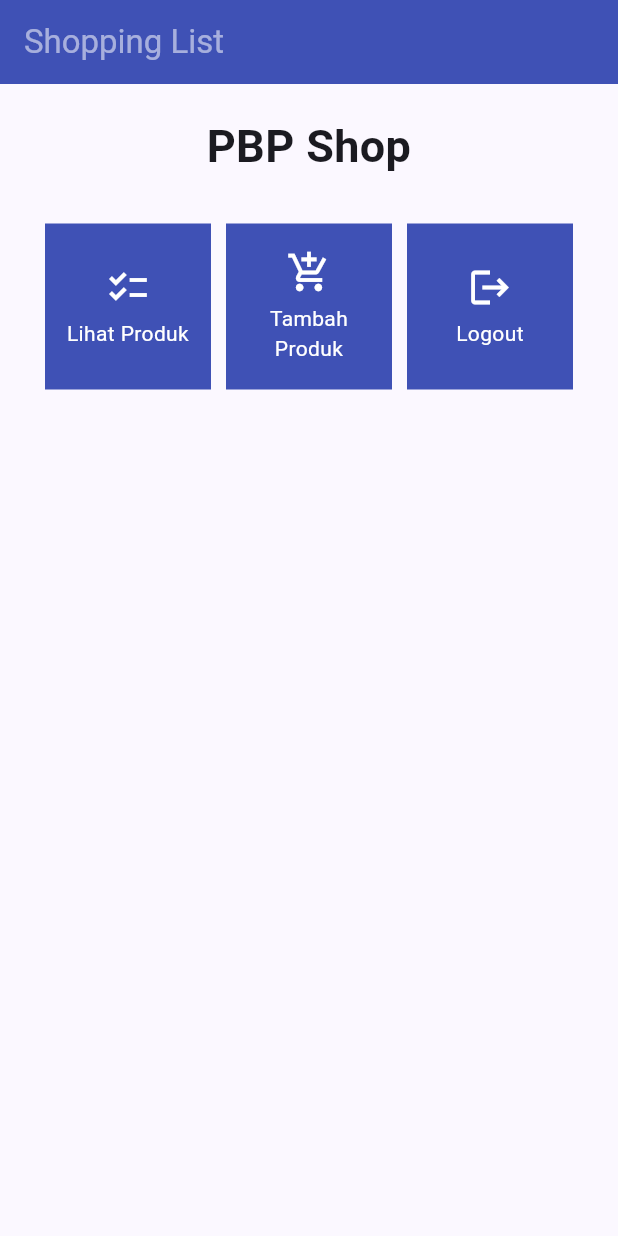
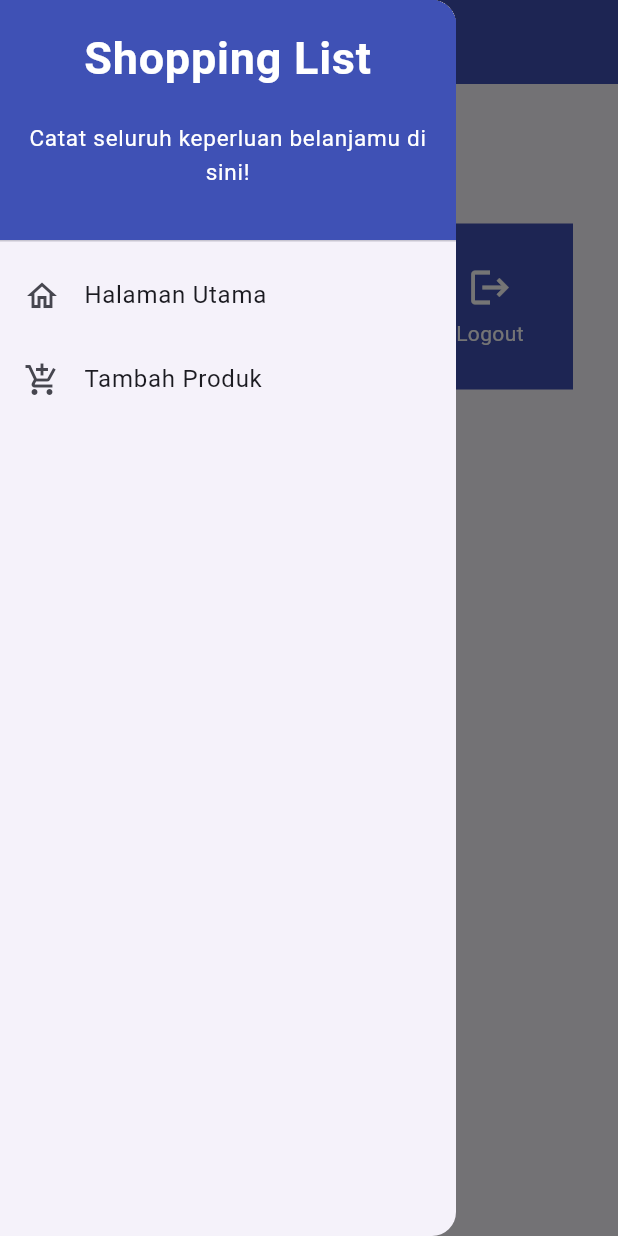
Before and after one commit to mnqrt/shopping-list-mobile, a Flutter app: the screen it shows after launch, with the side drawer open (before the commit the screen has no drawer), on a phone screen of 412 x 824 dp. Run offline on Flutter 3.47's test engine with Material 2 defaults, Android fonts, the phone set to English and light mode, and no system bars.

Commit message:
Selesai Tutorial 7

```diff
--- a/lib/main.dart
+++ b/lib/main.dart
@@ -1,5 +1,5 @@
 import 'package:flutter/material.dart';
-import 'package:shopping_list/menu.dart';
+import 'package:shopping_list/screens/menu.dart';
 
 void main() {
   runApp(const MyApp());
--- a/lib/menu.dart
+++ b/lib/screens/menu.dart
@@ -1,13 +1,11 @@
 import 'package:flutter/material.dart';
+// Impor drawer widget
+import 'package:shopping_list/widgets/left_drawer.dart';
+import 'package:shopping_list/screens/shoplist_form.dart';
+import 'package:shopping_list/widgets/shop_card.dart';
 
 class MyHomePage extends StatelessWidget {
-  MyHomePage ({Key? key}) : super(key: key);
-
-	final List<ShopItem> items = [
-    ShopItem("Lihat Produk", Icons.checklist),
-    ShopItem("Tambah Produk", Icons.add_shopping_cart),
-    ShopItem("Logout", Icons.logout),
-	];
+  MyHomePage({Key? key}) : super(key: key);
 
   // This widget is the home page of your application. It is stateful, meaning
   // that it has a State object (defined below) that contains fields that affect
@@ -17,17 +15,30 @@ class MyHomePage extends StatelessWidget {
   // case the title) provided by the parent (in this case the App widget) and
   // used by the build method of the State. Fields in a Widget subclass are
   // always marked "final".
+  final List<ShopItem> items = [
+    ShopItem("Lihat Produk", Icons.checklist),
+    ShopItem("Tambah Produk", Icons.add_shopping_cart),
+    ShopItem("Logout", Icons.logout),
+  ];
 
   @override
   Widget build(BuildContext context) {
-		return Scaffold(
+    // This method is rerun every time setState is called, for instance as done
+    // by the _incrementCounter method above.
+    //
+    // The Flutter framework has been optimized to make rerunning build methods
+    // fast, so that you can just rebuild anything that needs updating rather
+    // than having to individually change instances of widgets.
+    return Scaffold(
       appBar: AppBar(
         title: const Text(
           'Shopping List',
-					style: TextStyle(color: Colors.white54),
         ),
-				backgroundColor: Colors.indigo,
+        backgroundColor: Colors.indigo,
+        foregroundColor: Colors.white,
       ),
+      // Masukkan drawer sebagai parameter nilai drawer dari widget Scaffold
+      drawer: const LeftDrawer(),
       body: SingleChildScrollView(
         // Widget wrapper yang dapat discroll
         child: Padding(
@@ -67,56 +78,5 @@ class MyHomePage extends StatelessWidget {
       ),
     );
   }
+
 }
-
-class ShopItem {
-  final String name;
-  final IconData icon;
-
-  ShopItem(this.name, this.icon);
-}
-
-class ShopCard extends StatelessWidget {
-  final ShopItem item;
-
-  const ShopCard(this.item, {super.key}); // Constructor
-
-  @override
-  Widget build(BuildContext context) {
-    return Material(
-      color: Colors.indigo,
-      child: InkWell(
-        // Area responsive terhadap sentuhan
-        onTap: () {
-          // Memunculkan SnackBar ketika diklik
-          ScaffoldMessenger.of(context)
-            ..hideCurrentSnackBar()
-            ..showSnackBar(SnackBar(
-                content: Text("Kamu telah menekan tombol ${item.name}!")));
-        },
-        child: Container(
-          // Container untuk menyimpan Icon dan Text
-          padding: const EdgeInsets.all(8),
-          child: Center(
-            child: Column(
-              mainAxisAlignment: MainAxisAlignment.center,
-              children: [
-                Icon(
-                  item.icon,
-                  color: Colors.white,
-                  size: 30.0,
-                ),
-                const Padding(padding: EdgeInsets.all(3)),
-                Text(
-                  item.name,
-                  textAlign: TextAlign.center,
-                  style: const TextStyle(color: Colors.white),
-                ),
-              ],
-            ),
-          ),
-        ),
-      ),
-    );
-  }
-}
--- /dev/null
+++ b/lib/widgets/left_drawer.dart
@@ -0,0 +1,69 @@
+import 'package:flutter/material.dart';
+import 'package:shopping_list/screens/menu.dart';
+import 'package:shopping_list/screens/shoplist_form.dart';
+// TODO: Impor halaman ShopFormPage jika sudah dibuat
+
+class LeftDrawer extends StatelessWidget {
+  const LeftDrawer({super.key});
+
+  @override
+  Widget build(BuildContext context) {
+    return Drawer(
+      child: ListView(
+        children: [
+          const DrawerHeader(
+            decoration: BoxDecoration(
+              color: Colors.indigo,
+            ),
+            child: Column(
+              children: [
+                Text(
+                  'Shopping List',
+                  textAlign: TextAlign.center,
+                  style: TextStyle(
+                    fontSize: 30,
+                    fontWeight: FontWeight.bold,
+                    color: Colors.white,
+                  ),
+                ),
+                Padding(padding: EdgeInsets.all(10)),
+                Text("Catat seluruh keperluan belanjamu di sini!",
+                    // TODO: Tambahkan gaya teks dengan center alignment, font ukuran 15, warna putih, dan weight biasa
+                    textAlign: TextAlign.center,
+                    style: TextStyle(
+                      fontSize: 15,
+                      fontWeight: FontWeight.normal,
+                      color: Colors.white,
+                    ),
+                    ),
+              ],
+            ),
+          ),
+
+          ListTile(
+            leading: const Icon(Icons.home_outlined),
+            title: const Text('Halaman Utama'),
+            // Bagian redirection ke MyHomePage
+            onTap: () {
+              Navigator.pushReplacement(
+                  context,
+                  MaterialPageRoute(
+                    builder: (context) => MyHomePage(),
+                  ));
+            },
+          ),
+          ListTile(
+            leading: const Icon(Icons.add_shopping_cart),
+            title: const Text('Tambah Produk'),
+            // Bagian redirection ke ShopFormPage
+            onTap: () {
+              Navigator.push(context,
+              MaterialPageRoute(builder: (context) => const ShopFormPage()));
+            },
+          ),
+
+        ],
+      ),
+    );
+  }
+}
--- /dev/null
+++ b/lib/widgets/shop_card.dart
@@ -0,0 +1,63 @@
+import 'package:shopping_list/screens/shoplist_form.dart';
+import 'package:flutter/material.dart';
+
+class ShopItem {
+  final String name;
+  final IconData icon;
+
+  ShopItem(this.name, this.icon);
+}
+
+class ShopCard extends StatelessWidget {
+  final ShopItem item;
+
+  const ShopCard(this.item, {super.key}); // Constructor
+
+  @override
+  Widget build(BuildContext context) {
+    return Material(
+      color: Colors.indigo,
+      child: InkWell(
+        // Area responsive terhadap sentuhan
+          // Area responsif terhadap sentuhan
+        onTap: () {
+          // Memunculkan SnackBar ketika diklik
+          ScaffoldMessenger.of(context)
+            ..hideCurrentSnackBar()
+            ..showSnackBar(SnackBar(
+                content: Text("Kamu telah menekan tombol ${item.name}!")));
+
+          // Navigate ke route yang sesuai (tergantung jenis tombol)
+          if (item.name == "Tambah Produk") {
+            // TODO: Gunakan Navigator.push untuk melakukan navigasi ke MaterialPageRoute yang mencakup ShopFormPage.
+            Navigator.push(context,
+            MaterialPageRoute(builder: (context) => const ShopFormPage()));
+          }
+
+        },
+        child: Container(
+          // Container untuk menyimpan Icon dan Text
+          padding: const EdgeInsets.all(8),
+          child: Center(
+            child: Column(
+              mainAxisAlignment: MainAxisAlignment.center,
+              children: [
+                Icon(
+                  item.icon,
+                  color: Colors.white,
+                  size: 30.0,
+                ),
+                const Padding(padding: EdgeInsets.all(3)),
+                Text(
+                  item.name,
+                  textAlign: TextAlign.center,
+                  style: const TextStyle(color: Colors.white),
+                ),
+              ],
+            ),
+          ),
+        ),
+      ),
+    );
+  }
+}
```
Also changed, not shown: lib/screens/shoplist_form.dart (added, +168 -0 lines).
